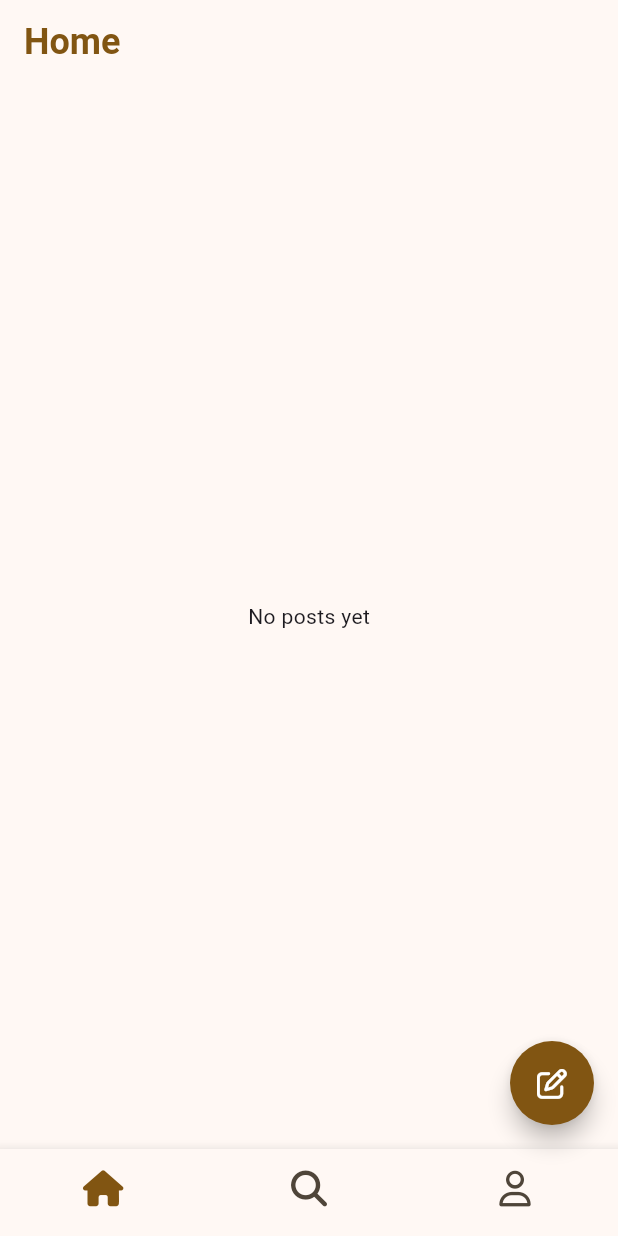
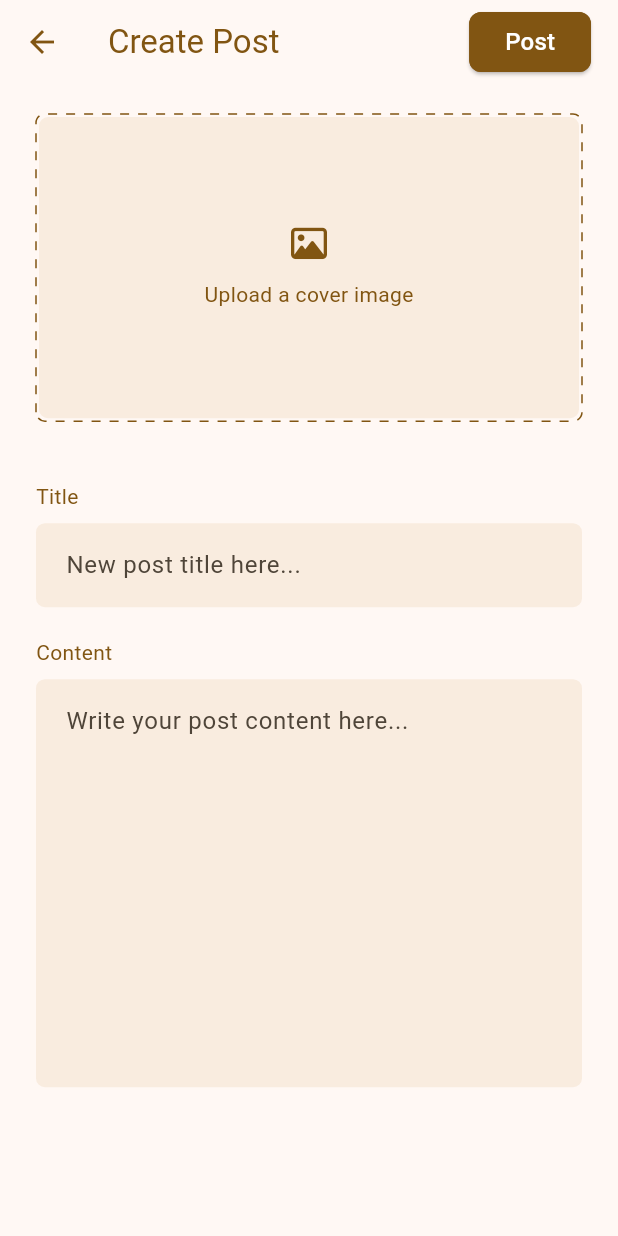
Before and after one commit to prxsss/crafted, a Flutter app: the screen it shows once a user with an empty profile is signed in, after a tap on an icon or button, on a phone screen of 412 x 824 dp. Run offline on Flutter 3.47's test engine with Material 3 defaults, Android fonts, the phone set to English and light mode, and no system bars; drawn by our look-alikes of dotted_border; our stand-ins replace cloud_firestore, firebase_auth, firebase_core, flutter_markdown, font_awesome_flutter, google_sign_in and 1 more; missing offline and left inert: markdown; accounts and stored records are empty.

Commit message:
feat: add Create Post screen and integrate with main layout

```diff
--- /dev/null
+++ b/lib/presentation/screens/create_post_screen.dart
@@ -0,0 +1,205 @@
+import 'dart:io';
+
+import 'package:dotted_border/dotted_border.dart';
+import 'package:flutter/material.dart';
+import 'package:font_awesome_flutter/font_awesome_flutter.dart';
+import 'package:image_picker/image_picker.dart';
+
+class CreatePostScreen extends StatefulWidget {
+  const CreatePostScreen({super.key});
+
+  @override
+  State<CreatePostScreen> createState() => _CreatePostScreenState();
+}
+
+class _CreatePostScreenState extends State<CreatePostScreen> {
+  final _formKey = GlobalKey<FormState>();
+
+  final _titleController = TextEditingController();
+  final _contentController = TextEditingController();
+
+  File? _selectedImage;
+
+  Future _pickImageFromGallery() async {
+    final returnedImage = await ImagePicker().pickImage(
+      source: ImageSource.gallery,
+    );
+    if (returnedImage == null) {
+      // ignore: avoid_print
+      print('No image selected');
+      return;
+    }
+
+    setState(() {
+      _selectedImage = File(returnedImage.path);
+    });
+  }
+
+  @override
+  void dispose() {
+    _titleController.dispose();
+    _contentController.dispose();
+    super.dispose();
+  }
+
+  @override
+  Widget build(BuildContext context) {
+    return Scaffold(
+      appBar: AppBar(
+        title: const Text('Create Post'),
+        actions: [
+          ElevatedButton(
+            onPressed: () {
+              if (_formKey.currentState!.validate()) {
+                print('Title:');
+                print(_titleController.text);
+                print('Content:');
+                print(_contentController.text);
+              }
+            },
+            style: ElevatedButton.styleFrom(
+              backgroundColor: Theme.of(context).colorScheme.primary,
+              foregroundColor: Theme.of(context).colorScheme.onPrimary,
+            ),
+            child: const Text('Post', style: TextStyle(fontSize: 16)),
+          ),
+          const SizedBox(width: 18),
+        ],
+      ),
+      body: SingleChildScrollView(
+        child: Padding(
+          padding: const EdgeInsets.symmetric(horizontal: 24, vertical: 20),
+          child: Form(
+            key: _formKey,
+            child: Column(
+              children: [
+                GestureDetector(
+                  onTap: () {
+                    if (_selectedImage == null) {
+                      _pickImageFromGallery();
+                    }
+                  },
+                  child: AspectRatio(
+                    aspectRatio: 16 / 9,
+                    child: DottedBorder(
+                      borderType: BorderType.RRect,
+                      dashPattern: [6, 6],
+                      color: Theme.of(context).colorScheme.primary,
+                      radius: Radius.circular(6),
+                      child: Container(
+                        width: double.infinity,
+                        decoration: BoxDecoration(
+                          color: Theme.of(context).colorScheme.surfaceContainer,
+                          borderRadius: BorderRadius.circular(6),
+                        ),
+                        child:
+                            _selectedImage != null
+                                ? Image.file(_selectedImage!)
+                                : Column(
+                                  mainAxisAlignment: MainAxisAlignment.center,
+                                  children: [
+                                    FaIcon(
+                                      FontAwesomeIcons.image,
+                                      color:
+                                          Theme.of(context).colorScheme.primary,
+                                    ),
+                                    const SizedBox(height: 12),
+                                    Text(
+                                      'Upload a cover image',
+                                      style: TextStyle(
+                                        color:
+                                            Theme.of(
+                                              context,
+                                            ).colorScheme.primary,
+                                      ),
+                                    ),
+                                  ],
+                                ),
+                      ),
+                    ),
+                  ),
+                ),
+                const SizedBox(height: 20),
+                _selectedImage != null
+                    ? Row(
+                      mainAxisAlignment: MainAxisAlignment.end,
+                      children: [
+                        ElevatedButton(
+                          onPressed: () {
+                            _pickImageFromGallery();
+                          },
+                          child: const Text('Change'),
+                        ),
+                        const SizedBox(width: 8),
+                        TextButton(
+                          onPressed: () {
+                            setState(() {
+                              _selectedImage = null;
+                            });
+                          },
+                          style: TextButton.styleFrom(
+                            foregroundColor:
+                                Theme.of(context).colorScheme.error,
+                          ),
+                          child: const Text('Remove'),
+                        ),
+                      ],
+                    )
+                    : const SizedBox.shrink(),
+                const SizedBox(height: 20),
+                Column(
+                  crossAxisAlignment: CrossAxisAlignment.start,
+                  children: [
+                    Text(
+                      'Title',
+                      style: TextStyle(
+                        color: Theme.of(context).colorScheme.primary,
+                      ),
+                    ),
+                    const SizedBox(height: 8),
+                    TextFormField(
+                      controller: _titleController,
+                      validator: (value) {
+                        if (value == null || value.isEmpty) {
+                          return "Title can't be blank";
+                        }
+                        return null;
+                      },
+                      decoration: InputDecoration(
+                        contentPadding: const EdgeInsets.all(16),
+                        hintText: 'New post title here...',
+                      ),
+                    ),
+                  ],
+                ),
+                const SizedBox(height: 20),
+                Column(
+                  crossAxisAlignment: CrossAxisAlignment.start,
+                  children: [
+                    Text(
+                      'Content',
+                      style: TextStyle(
+                        color: Theme.of(context).colorScheme.primary,
+                      ),
+                    ),
+                    const SizedBox(height: 8),
+                    TextFormField(
+                      controller: _contentController,
+                      minLines: 10,
+                      maxLines: null,
+                      keyboardType: TextInputType.multiline,
+                      decoration: InputDecoration(
+                        contentPadding: const EdgeInsets.all(16),
+                        hintText: 'Write your post content here...',
+                      ),
+                    ),
+                  ],
+                ),
+              ],
+            ),
+          ),
+        ),
+      ),
+    );
+  }
+}
--- a/lib/presentation/screens/main_layout.dart
+++ b/lib/presentation/screens/main_layout.dart
@@ -1,3 +1,4 @@
+import 'package:crafted/presentation/screens/create_post_screen.dart';
 import 'package:crafted/presentation/screens/home_screen.dart';
 import 'package:firebase_auth/firebase_auth.dart';
 import 'package:flutter/material.dart';
@@ -51,7 +52,12 @@ class _MainLayoutState extends State<MainLayout> {
       ),
       body: screenWidget,
       floatingActionButton: FloatingActionButton(
-        onPressed: () {},
+        onPressed: () {
+          Navigator.push(
+            context,
+            MaterialPageRoute(builder: (context) => CreatePostScreen()),
+          );
+        },
         child: FaIcon(FontAwesomeIcons.penToSquare),
       ),
       bottomNavigationBar: Container(
```
